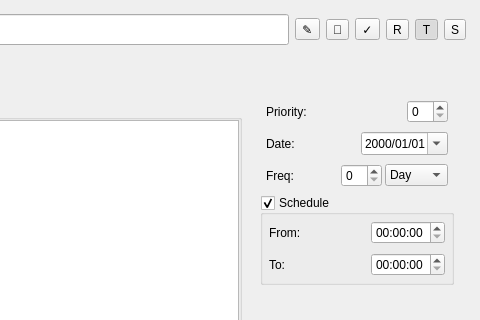
Qt form widgets/itemdetailwidget.ui (SeptemberHX/TodoManager) before a commit; both pictures show x 411 to 891 and y 0 to 320 of the 891 by 839 pixel window.
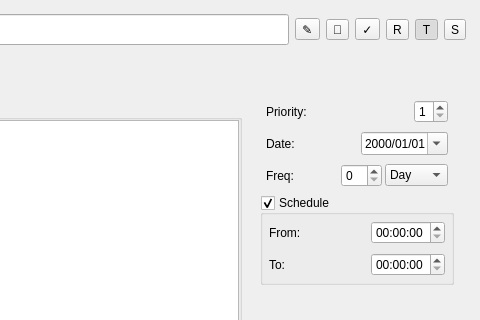
The same form after that commit.

```diff
--- a/widgets/itemdetailwidget.ui
+++ b/widgets/itemdetailwidget.ui
@@ -379,7 +379,14 @@
                    </spacer>
                   </item>
                   <item>
-                   <widget class="QSpinBox" name="prioritySpinBox"/>
+                   <widget class="QSpinBox" name="prioritySpinBox">
+                    <property name="minimum">
+                     <number>1</number>
+                    </property>
+                    <property name="maximum">
+                     <number>5</number>
+                    </property>
+                   </widget>
                   </item>
                  </layout>
                 </widget>
```
